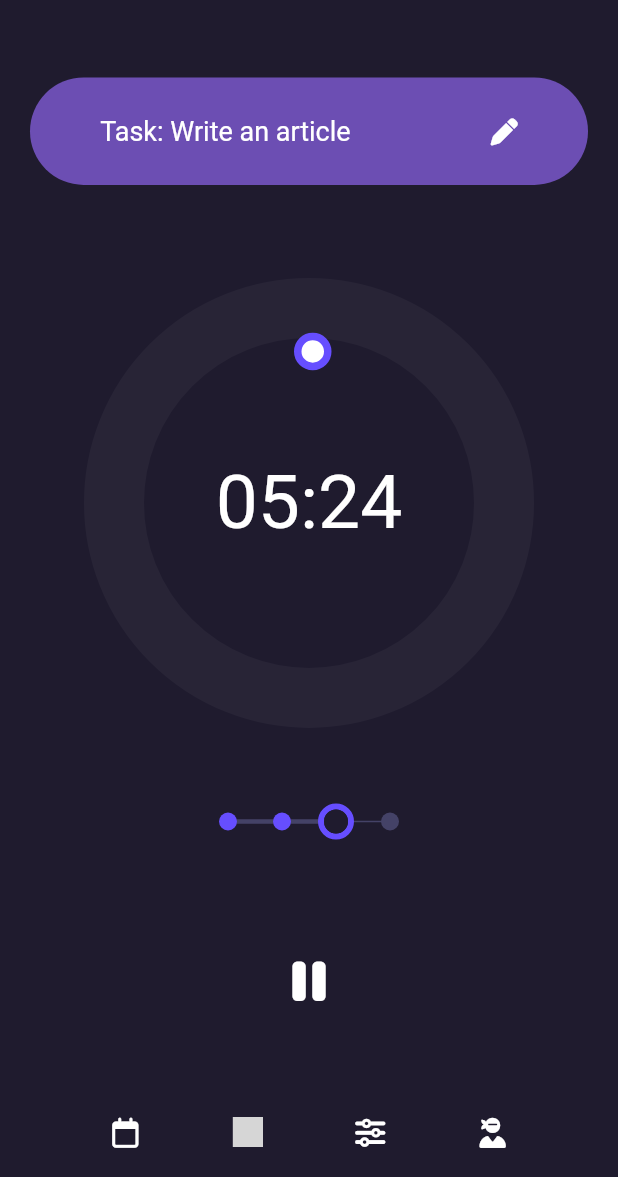
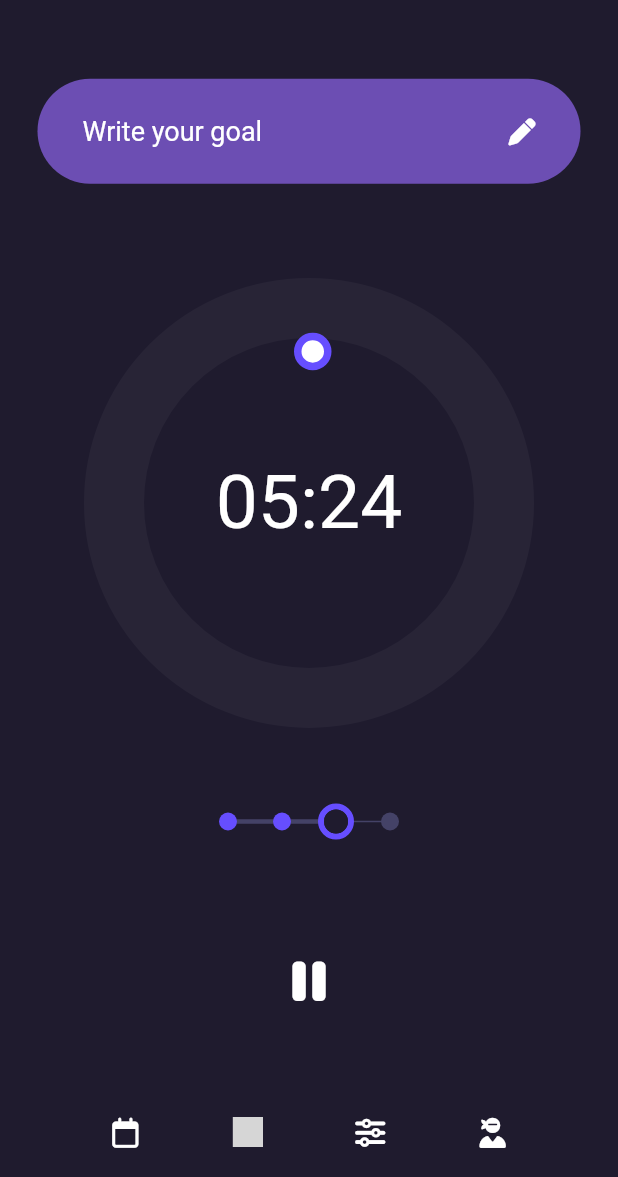
Before and after one commit to NirbhaySirsikar/PomodoroTimer, a Flutter app: the screen it shows after launch, on a phone screen of 412 x 824 dp, the part 59-1236 px from its top. Run offline on Flutter 3.47's test engine with Material 2 defaults, Android fonts, the phone set to English and light mode, and no system bars; our stand-ins replace font_awesome_flutter, google_fonts; missing offline and left inert: flutter_glow; Roboto replaces fonts that are missing (Prompt); grey boxes are pictures that could not be loaded.

Commit message:
Added working of title

```diff
--- a/Flutter Project/lib/pages/home/home.dart
+++ b/Flutter Project/lib/pages/home/home.dart
@@ -3,6 +3,7 @@ import 'package:pomotimer/pages/home/slider.dart';
 import 'package:pomotimer/pages/home/timer.dart';
 import 'package:font_awesome_flutter/font_awesome_flutter.dart';
 import 'package:flutter_glow/flutter_glow.dart';
+import 'package:pomotimer/pages/home/title.dart';
 import 'bottom_nav_bar.dart';
 
 class HomePage extends StatefulWidget {
@@ -24,6 +25,7 @@ class _HomePageState extends State<HomePage> {
   @override
   Widget build(BuildContext context) {
     return Scaffold(
+      resizeToAvoidBottomInset: false,
       backgroundColor: color0,
       appBar: AppBar(
         title: const Center(
@@ -42,25 +44,8 @@ class _HomePageState extends State<HomePage> {
           children: [
             Expanded(
               flex: 2,
-              child: Container(
-                decoration: BoxDecoration(
-                    color: color2,
-                    borderRadius: const BorderRadius.all(Radius.circular(100))),
-
-                width: MediaQuery.of(context).size.width,
-                // height: ,
-                margin: const EdgeInsets.fromLTRB(20, 35, 20, 35),
-                child: Row(
-                  mainAxisAlignment: MainAxisAlignment.spaceAround,
-                  children: const [
-                    Text('Task: Write an article',
-                        style: TextStyle(fontSize: 18)),
-                    Icon(
-                      FontAwesomeIcons.pen,
-                      size: 18,
-                    ),
-                  ],
-                ),
+              child: Center(
+                child: GoalTitle(color2: color2),
               ),
             ),
             Expanded(
--- /dev/null
+++ b/Flutter Project/lib/pages/home/title.dart
@@ -0,0 +1,86 @@
+import 'package:flutter/material.dart';
+import 'package:font_awesome_flutter/font_awesome_flutter.dart';
+
+class MyTextFieldWidget extends StatefulWidget {
+  @override
+  _MyTextFieldWidgetState createState() => _MyTextFieldWidgetState();
+}
+
+class _MyTextFieldWidgetState extends State<MyTextFieldWidget> {
+  TextEditingController? _textController;
+
+  String title = 'Write your goal';
+
+  @override
+  void initState() {
+    super.initState();
+    _textController = TextEditingController();
+  }
+
+  @override
+  Widget build(BuildContext context) {
+    return TextField(
+      controller: _textController,
+      autofocus: false,
+      onEditingComplete: () => FocusManager.instance.primaryFocus?.unfocus(),
+      onTapOutside: (event) => FocusManager.instance.primaryFocus?.unfocus(),
+      onSubmitted: (value) => title = value.isEmpty ? 'Write your goal' : value,
+      style: const TextStyle(fontSize: 18),
+      cursorColor: Colors.white,
+      decoration: InputDecoration(
+        hintText: title,
+        hintStyle: const TextStyle(fontSize: 18, color: Colors.white),
+        counterStyle: const TextStyle(fontSize: 18),
+        border: InputBorder.none,
+      ),
+    );
+  }
+
+  @override
+  void dispose() {
+    _textController?.dispose();
+    super.dispose();
+  }
+}
+
+class GoalTitle extends StatelessWidget {
+  const GoalTitle({
+    super.key,
+    required this.color2,
+  });
+
+  final Color color2;
+
+  @override
+  Widget build(BuildContext context) {
+    return Container(
+      decoration: BoxDecoration(
+          color: color2,
+          borderRadius: const BorderRadius.all(Radius.circular(100))),
+      height: 70,
+      width: MediaQuery.of(context).size.width - 50,
+      // width: MediaQuery.of(context).size.width,
+      // margin: const EdgeInsets.fromLTRB(20, 35, 20, 35),
+      child: Row(
+        mainAxisAlignment: MainAxisAlignment.spaceAround,
+        children: [
+          const SizedBox(
+            width: 30,
+          ),
+          Expanded(
+            child: MyTextFieldWidget(),
+          ),
+          // Text('Task: Write an article',
+          //     style: TextStyle(fontSize: 18)),
+          const Icon(
+            FontAwesomeIcons.pen,
+            size: 18,
+          ),
+          const SizedBox(
+            width: 30,
+          ),
+        ],
+      ),
+    );
+  }
+}
```
Also changed, not shown: Flutter Project/pubspec.lock, 1 other file.
